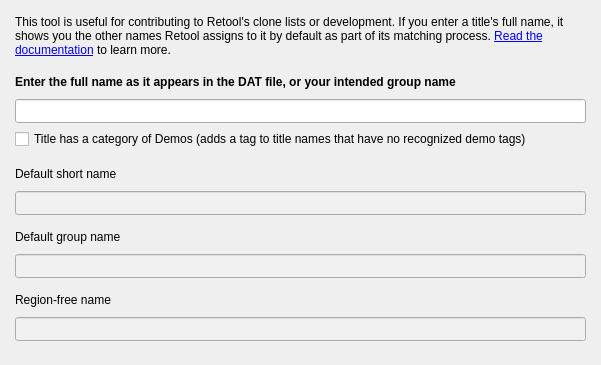
unexpectedpanda/retool, file qt_source/retool-clone-list-name.ui: the form before one commit.
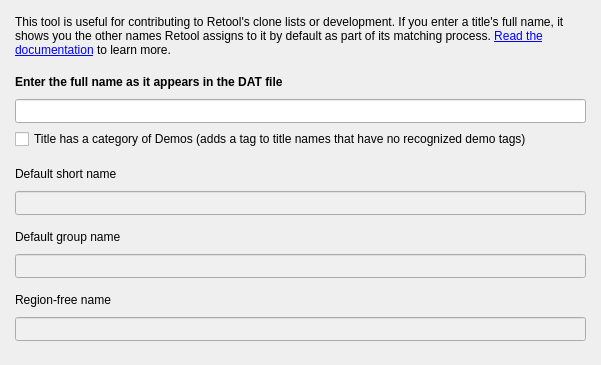
The form after the commit. Icons and pictures are not drawn. Custom widgets are drawn as their Qt base class.

The edit to the form file:
```diff
--- a/qt_source/retool-clone-list-name.ui
+++ b/qt_source/retool-clone-list-name.ui
@@ -112,7 +112,7 @@
        </font>
       </property>
       <property name="text">
-       <string>Enter the full name as it appears in the DAT file, or your intended group name</string>
+       <string>Enter the full name as it appears in the DAT file</string>
       </property>
      </widget>
     </item>
```
